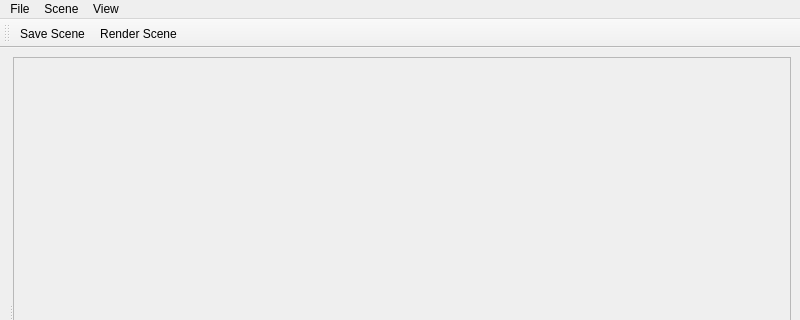
Old version of the form mainwindow.ui in the repository lilianmallardeau/RayTracerGUI; both pictures show x 0 to 800 and y 0 to 320 of the 800 by 600 pixel window.
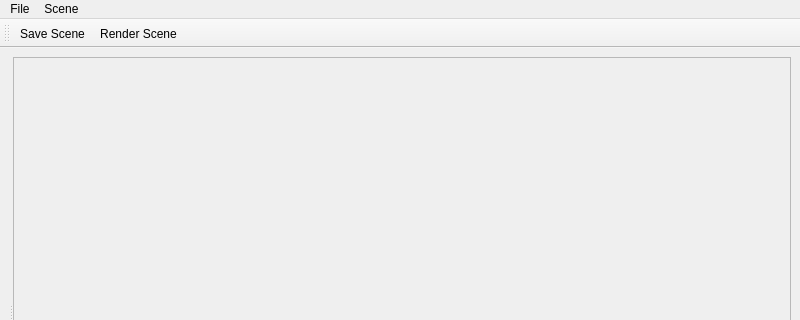
New version of the form.

Commit message: Removed useless View menu

What changed in the file:
```diff
--- a/mainwindow.ui
+++ b/mainwindow.ui
@@ -121,15 +121,6 @@
     <addaction name="separator"/>
     <addaction name="actionQuit"/>
    </widget>
-   <widget class="QMenu" name="menuView">
-    <property name="title">
-     <string>View</string>
-    </property>
-    <addaction name="actionZoom_In"/>
-    <addaction name="actionZoom_Out"/>
-    <addaction name="actionOriginal_Size"/>
-    <addaction name="actionFit_Window"/>
-   </widget>
    <widget class="QMenu" name="menuObject">
     <property name="title">
      <string>Scene</string>
@@ -155,7 +146,6 @@
    </widget>
    <addaction name="menuFile"/>
    <addaction name="menuObject"/>
-   <addaction name="menuView"/>
   </widget>
   <widget class="QStatusBar" name="statusbar"/>
   <widget class="QToolBar" name="toolBar">
```
Left out of the diff: 20 changed lines with no effect on the pictures.
